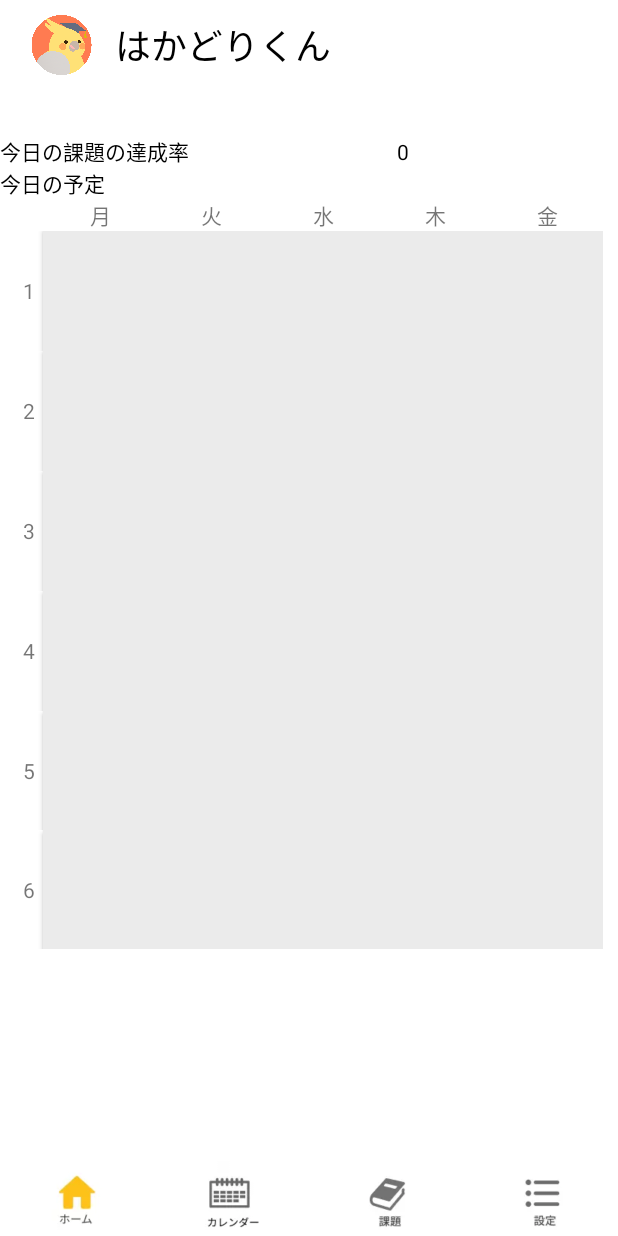
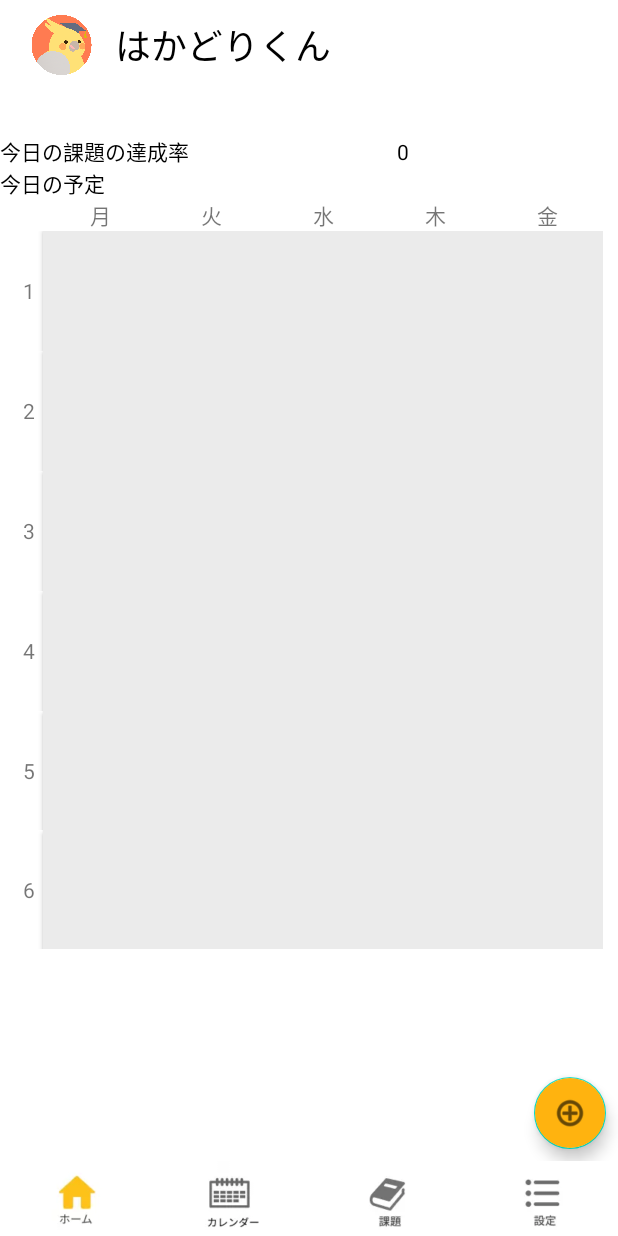
Before and after one commit to mercy34mercy/hakadorikun, an Android app: the screen it shows after launch (home3), on a phone screen of 412 x 824 dp. Run offline under Robolectric (Android 15) with nearby library versions, the phone set to English and light mode, and no system bars; our stand-ins replace data binding; libraries missing offline, so code that uses them is left out: io.realm; 16 statements that could not run were skipped.

Commit message:
create motionlayout

```diff
--- a/app/build.gradle
+++ b/app/build.gradle
@@ -57,5 +57,6 @@ dependencies {
     compile 'com.squareup.okhttp3:logging-interceptor:3.8.1'
     implementation 'com.squareup.retrofit2:retrofit:2.9.0'
     implementation 'com.squareup.retrofit2:converter-gson:2.9.0'
+    implementation 'com.google.android.material:material:1.4.0-rc01'
 
 }
--- a/app/src/main/AndroidManifest.xml
+++ b/app/src/main/AndroidManifest.xml
@@ -12,7 +12,7 @@
         android:roundIcon="@drawable/iconhakadorikun"
         android:supportsRtl="true"
         android:theme="@style/Theme.MyApplication">
-        <activity android:name=".Page12"></activity>
+
         <activity android:name=".home2" />
         <activity android:name=".page7_re" />
         <activity android:name=".page4_re" />
--- a/app/src/main/java/com/example/myapplication/home3.kt
+++ b/app/src/main/java/com/example/myapplication/home3.kt
@@ -4,9 +4,13 @@ import android.content.Context
 import android.content.Intent
 import android.os.Build
 import android.os.Bundle
+import android.view.*
+import android.widget.AdapterView
 import android.widget.Button
 import androidx.annotation.RequiresApi
 import androidx.appcompat.app.AppCompatActivity
+import androidx.databinding.DataBindingUtil
+import com.example.myapplication.databinding.ActivityHome3Binding
 import io.realm.Realm
 
 import io.realm.RealmResults
@@ -36,7 +40,11 @@ class home3 : AppCompatActivity() {
     override fun onCreate(savedInstanceState: Bundle?) {
         super.onCreate(savedInstanceState)
         //データの初期化に使う
-        setContentView(R.layout.activity_home3)
+        val binding =
+            DataBindingUtil.setContentView<ActivityHome3Binding>(this, R.layout.activity_home3)
+
+
+        binding.lifecycleOwner = this
         val subject_id: Array<Button> = arrayOf(z_11,z_12,z_13,z_14,z_15,z_16,
             z_21,z_22,z_23,z_24,z_25,z_26,
             z_31,z_32,z_33,z_34,z_35,z_36,
@@ -53,6 +61,8 @@ class home3 : AppCompatActivity() {
 
 
         today = day[0] + "/" + m + "/" + d
+
+
 
 
 
@@ -106,7 +116,24 @@ class home3 : AppCompatActivity() {
 
         }
 
+        sub_btn1.setOnClickListener {
+            val intent = Intent(this@home3, page7_re::class.java)
+            intent.putExtra("Dayofmonth",d)
+            intent.putExtra("month",m)
+            intent.putExtra("year",day[0])
+            startActivity(intent)
+        }
+
+        sub_btn2.setOnClickListener {
+            val intent = Intent(this@home3, page9::class.java)
+            intent.putExtra("Dayofmonth",d)
+            intent.putExtra("month",m)
+            intent.putExtra("year",day[0])
+            startActivity(intent)
+        }
+
     }
+
 
 
     override fun onResume() {
--- /dev/null
+++ b/app/src/main/res/drawable/ic_baseline_add_24.xml
@@ -0,0 +1,5 @@
+<vector android:height="24dp" android:tint="#FFFFFF"
+    android:viewportHeight="24" android:viewportWidth="24"
+    android:width="24dp" xmlns:android="http://schemas.android.com/apk/res/android">
+    <path android:fillColor="@android:color/white" android:pathData="M19,13h-6v6h-2v-6H5v-2h6V5h2v6h6v2z"/>
+</vector>
--- /dev/null
+++ b/app/src/main/res/drawable/ic_plus.xml
@@ -0,0 +1,4 @@
+<vector android:height="22dp" android:viewportHeight="18"
+    android:viewportWidth="18" android:width="22dp" xmlns:android="http://schemas.android.com/apk/res/android">
+    <path android:fillColor="#ffffff" android:pathData="M10.224,10.128H17.52V7.68H10.224V0.384H7.776V7.68H0.48V10.128H7.776V17.424H10.224V10.128Z"/>
+</vector>
--- a/app/src/main/res/layout/activity_home3.xml
+++ b/app/src/main/res/layout/activity_home3.xml
@@ -262,7 +262,7 @@
                         android:textColor="#000000"
                         android:textSize="10sp"
                         app:backgroundTint="#00000000"
-                        app:backgroundTintMode="screen" />
+                        app:backgroundTintMode="add" />
 
                 </LinearLayout>
 
@@ -625,5 +625,81 @@
 
         </LinearLayout>
     </ScrollView>
+
+    <androidx.constraintlayout.motion.widget.MotionLayout
+        android:id="@+id/motionLayout"
+        android:layout_width="match_parent"
+        android:layout_height="0dp"
+        app:layoutDescription="@xml/scene_09"
+        app:layout_constraintBottom_toTopOf="@+id/linearLayout7"
+        app:layout_constraintEnd_toEndOf="parent"
+        app:layout_constraintStart_toStartOf="parent"
+        app:layout_constraintTop_toTopOf="@+id/linearLayout6"
+        tools:showPaths="true">
+
+        <View
+            android:id="@+id/view"
+            android:layout_width="wrap_content"
+            android:layout_height="wrap_content"
+            tools:layout_editor_absoluteX="0dp"
+            tools:layout_editor_absoluteY="0dp" />
+
+        <com.google.android.material.floatingactionbutton.FloatingActionButton
+            android:id="@+id/fab"
+            android:layout_width="wrap_content"
+            android:layout_height="wrap_content"
+            android:src="@android:drawable/ic_menu_add"
+            android:backgroundTint="@color/orange"
+            app:fabCustomSize="48dp"
+            tools:layout_editor_absoluteX="339dp"
+            tools:layout_editor_absoluteY="659dp" />
+
+        <TextView
+            android:id="@+id/sub_text1"
+            android:layout_width="wrap_content"
+            android:layout_height="wrap_content"
+            android:text="課題"
+            tools:layout_editor_absoluteX="200dp"
+            tools:layout_editor_absoluteY="553dp" />
+
+        <TextView
+            android:id="@+id/sub_text2"
+            android:layout_width="wrap_content"
+            android:layout_height="wrap_content"
+            android:text="予定"
+            tools:layout_editor_absoluteX="297dp"
+            tools:layout_editor_absoluteY="714dp" />
+
+        <com.google.android.material.floatingactionbutton.FloatingActionButton
+            android:id="@+id/sub_btn1"
+            android:layout_width="wrap_content"
+            android:layout_height="wrap_content"
+            android:backgroundTint="#3F51B5"
+            android:clickable="true"
+            android:src="@android:drawable/ic_menu_camera"
+            app:fabCustomSize="32dp"
+            tools:layout_editor_absoluteX="332dp"
+            tools:layout_editor_absoluteY="560dp" />
+
+        <com.google.android.material.floatingactionbutton.FloatingActionButton
+            android:id="@+id/sub_btn2"
+            android:layout_width="wrap_content"
+            android:layout_height="wrap_content"
+            android:backgroundTint="#03A9F4"
+            android:clickable="true"
+            android:src="@android:drawable/ic_menu_call"
+            app:fabCustomSize="32dp"
+            tools:layout_editor_absoluteX="363dp"
+            tools:layout_editor_absoluteY="723dp" />
+
+
+
+
+
+
+
+    </androidx.constraintlayout.motion.widget.MotionLayout>
+
+
 </androidx.constraintlayout.widget.ConstraintLayout>
 </layout>
--- /dev/null
+++ b/app/src/main/res/menu/overflow_menu.xml
@@ -0,0 +1,7 @@
+<?xml version="1.0" encoding="utf-8"?>
+<menu xmlns:android="http://schemas.android.com/apk/res/android">
+    <item android:id="@+id/option_1"
+        android:title="@string/option_1" />
+    <item android:id="@+id/option_2"
+        android:title="@string/option_2" />
+</menu>
--- a/app/src/main/res/values/colors.xml
+++ b/app/src/main/res/values/colors.xml
@@ -10,4 +10,5 @@
     <color name="green">#849324</color>
     <color name="orange">#FFB30F</color>
     <color name="gray">#a2a2a2</color>
+    <color name="clear">#00000000</color>
 </resources>
--- a/app/src/main/res/values/strings.xml
+++ b/app/src/main/res/values/strings.xml
@@ -14,5 +14,7 @@
     <string name="b">[2020 秋セメスター] 心理学入門(101)</string>
     <string name="c">受付終了日時：2020-11-30</string>
     <string name="input_text_count"></string>
-    <string name="text_count_page9"></string>
+    <string name="text_count_page9" />
+    <string name="option_1">課題を追加</string>
+    <string name="option_2">予定を追加</string>
 </resources>
--- /dev/null
+++ b/app/src/main/res/xml/scene_09.xml
@@ -0,0 +1,184 @@
+<?xml version="1.0" encoding="utf-8"?>
+<MotionScene xmlns:motion="http://schemas.android.com/apk/res-auto"
+    xmlns:android="http://schemas.android.com/apk/res/android">
+
+    <Transition
+        motion:constraintSetStart="@id/start"
+        motion:constraintSetEnd="@id/end"
+        motion:duration="200">
+        <OnClick
+            motion:targetId="@id/fab"
+            motion:clickAction="toggle"
+            />
+    </Transition>
+
+    <ConstraintSet
+        android:id="@+id/start">
+        <Constraint android:id="@id/view">
+            <Layout
+                android:layout_width="0dp"
+                android:layout_height="0dp"
+                motion:layout_constraintTop_toTopOf="parent"
+                motion:layout_constraintBottom_toBottomOf="parent"
+                motion:layout_constraintStart_toStartOf="parent"
+                motion:layout_constraintEnd_toEndOf="parent"
+                />
+            <CustomAttribute
+                motion:attributeName="BackgroundColor"
+                motion:customColorValue="#00FFFFFF"
+                />
+        </Constraint>
+        <Constraint android:id="@id/fab">
+            <Layout
+                android:layout_width="48dp"
+                android:layout_height="48dp"
+                android:layout_marginBottom="8dp"
+                android:layout_marginEnd="8dp"
+                motion:layout_constraintEnd_toEndOf="parent"
+                motion:layout_constraintBottom_toBottomOf="parent"
+                />
+            <CustomAttribute
+                motion:attributeName="Rotation"
+                motion:customFloatValue="0"
+                />
+        </Constraint>
+        <Constraint
+            android:id="@id/sub_btn1"
+            android:visibility="invisible">
+            <Layout
+                android:layout_width="32dp"
+                android:layout_height="32dp"
+                android:layout_marginBottom="8dp"
+                motion:layout_constraintStart_toStartOf="@id/fab"
+                motion:layout_constraintEnd_toEndOf="@id/fab"
+                motion:layout_constraintBottom_toBottomOf="parent"
+                />
+        </Constraint>
+        <Constraint
+            android:id="@id/sub_text1"
+            android:visibility="invisible">
+            <Layout
+                android:layout_width="wrap_content"
+                android:layout_height="wrap_content"
+                android:layout_marginEnd="8dp"
+                motion:layout_constraintEnd_toStartOf="@id/sub_btn1"
+                motion:layout_constraintBottom_toBottomOf="@id/sub_btn1"
+                motion:layout_constraintTop_toTopOf="@id/sub_btn1"
+                />
+        </Constraint>
+        <Constraint
+            android:id="@id/sub_btn2"
+            android:visibility="invisible">
+            <Layout
+                android:layout_marginBottom="8dp"
+                motion:layout_constraintStart_toStartOf="@id/sub_btn1"
+                motion:layout_constraintEnd_toEndOf="@id/sub_btn1"
+                motion:layout_constraintBottom_toBottomOf="parent"
+                />
+        </Constraint>
+        <Constraint
+            android:id="@id/sub_text2"
+            android:visibility="invisible">
+            <Layout
+                android:layout_width="wrap_content"
+                android:layout_height="wrap_content"
+                android:layout_marginEnd="8dp"
+                motion:layout_constraintEnd_toStartOf="@id/sub_btn2"
+                motion:layout_constraintBottom_toBottomOf="@id/sub_btn2"
+                motion:layout_constraintTop_toTopOf="@id/sub_btn2"
+                />
+        </Constraint>
+
+
+
+
+
+
+    </ConstraintSet>
+
+    <ConstraintSet
+        android:id="@+id/end">
+        <Constraint android:id="@id/view">
+            <Layout
+                android:layout_width="0dp"
+                android:layout_height="0dp"
+                motion:layout_constraintTop_toTopOf="parent"
+                motion:layout_constraintBottom_toBottomOf="parent"
+                motion:layout_constraintStart_toStartOf="parent"
+                motion:layout_constraintEnd_toEndOf="parent"
+                />
+            <CustomAttribute
+                motion:attributeName="BackgroundColor"
+                motion:customColorValue="@color/clear"
+                />
+        </Constraint>
+        <Constraint android:id="@id/fab">
+            <Layout
+                android:layout_width="48dp"
+                android:layout_height="48dp"
+                android:layout_marginBottom="8dp"
+                android:layout_marginEnd="8dp"
+                motion:layout_constraintEnd_toEndOf="parent"
+                motion:layout_constraintBottom_toBottomOf="parent"
+                />
+            <CustomAttribute
+                motion:attributeName="Rotation"
+                motion:customFloatValue="45"
+                />
+        </Constraint>
+        <Constraint
+            android:id="@id/sub_btn1"
+            android:visibility="visible">
+            <Layout
+                android:layout_width="32dp"
+                android:layout_height="32dp"
+                android:layout_marginBottom="8dp"
+                motion:layout_constraintStart_toStartOf="@id/fab"
+                motion:layout_constraintEnd_toEndOf="@id/fab"
+                motion:layout_constraintBottom_toTopOf="@id/fab"
+                />
+        </Constraint>
+        <Constraint
+            android:id="@id/sub_text1"
+            android:visibility="visible">
+            <Layout
+                android:layout_width="wrap_content"
+                android:layout_height="wrap_content"
+                android:layout_marginEnd="8dp"
+                motion:layout_constraintEnd_toStartOf="@id/sub_btn1"
+                motion:layout_constraintBottom_toBottomOf="@id/sub_btn1"
+                motion:layout_constraintTop_toTopOf="@id/sub_btn1"
+                />
+        </Constraint>
+        <Constraint
+            android:id="@id/sub_btn2"
+            android:visibility="visible">
+            <Layout
+                android:layout_width="32dp"
+                android:layout_height="32dp"
+                android:layout_marginBottom="8dp"
+                motion:layout_constraintStart_toStartOf="@id/sub_btn1"
+                motion:layout_constraintEnd_toEndOf="@id/sub_btn1"
+                motion:layout_constraintBottom_toTopOf="@id/sub_btn1"
+                />
+        </Constraint>
+        <Constraint
+            android:id="@id/sub_text2"
+            android:visibility="visible">
+            <Layout
+                android:layout_width="wrap_content"
+                android:layout_height="wrap_content"
+                android:layout_marginEnd="8dp"
+                motion:layout_constraintEnd_toStartOf="@id/sub_btn2"
+                motion:layout_constraintBottom_toBottomOf="@id/sub_btn2"
+                motion:layout_constraintTop_toTopOf="@id/sub_btn2"
+                />
+        </Constraint>
+
+
+
+
+
+
+    </ConstraintSet>
+</MotionScene>
```
